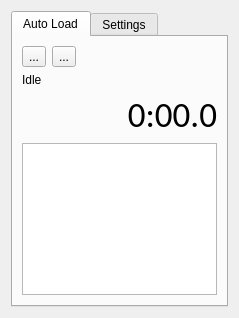
Old version of the form ui/AutoLoad.ui in the repository MonroeQuantumNetworks/IonControl.
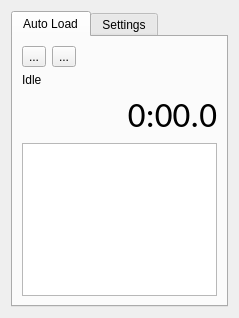
New version of the form. Icons and pictures are not drawn. Custom widgets are drawn as their Qt base class.

What changed in the file:
```diff
--- a/ui/AutoLoad.ui
+++ b/ui/AutoLoad.ui
@@ -89,19 +89,6 @@
        <item>
         <widget class="TableViewExtended" name="historyTableView"/>
        </item>
-       <item>
-        <spacer name="verticalSpacer_2">
-         <property name="orientation">
-          <enum>Qt::Vertical</enum>
-         </property>
-         <property name="sizeHint" stdset="0">
-          <size>
-           <width>20</width>
-           <height>40</height>
-          </size>
-         </property>
-        </spacer>
-       </item>
       </layout>
      </widget>
      <widget class="QWidget" name="tab_4">
```
